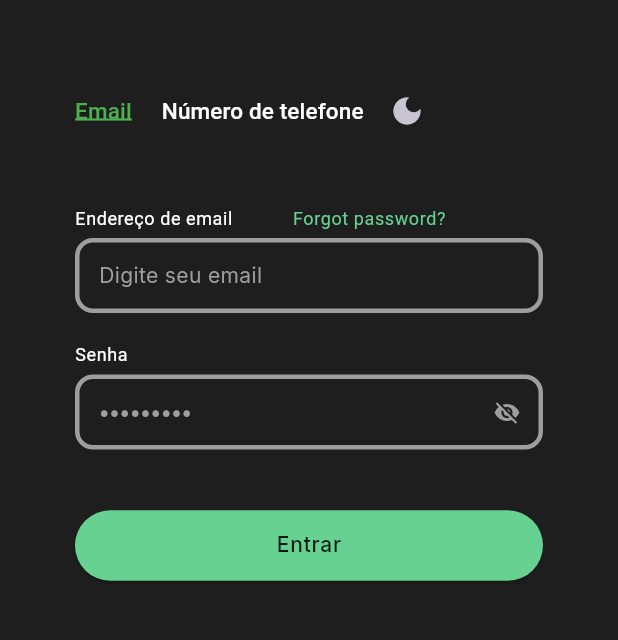
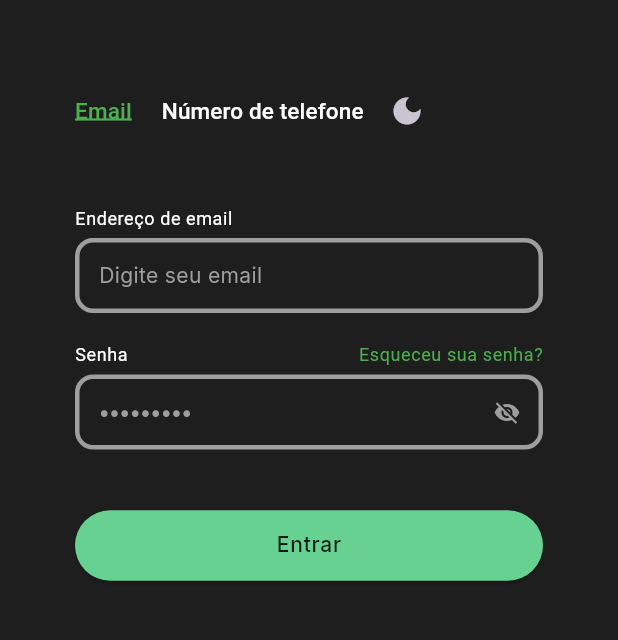
Before and after one commit to omatheusolegario/econance-app, a Flutter app: the screen it shows after launch, after a tap on "Entrar", on a phone screen of 412 x 824 dp, the part 176-816 px from its top. Run offline on Flutter 3.47's test engine with Material 3 defaults, Android fonts, the light colour scheme and no system bars; our stand-ins replace carousel_slider, firebase_auth, firebase_core, google_fonts, mask_text_input_formatter; accounts and stored records are empty; network calls fail.

Commit message:
setting up icon, add translation to a few snacks and login assets

```diff
--- a/lib/l10n/app_en.arb
+++ b/lib/l10n/app_en.arb
@@ -15,6 +15,9 @@
   "templateemail": "example@gmail.com",
   "password": "Password",
   "passwordinput": "•••••••••",
+  "forgotpassword": "Forgot password?",
+  "snackloginSuccess": "Login was successful!",
+  "snackloginError": "Login failed",
 
   "emailverification": "A verification email has been sent. Please check your email",
   "iverified": "I have verified",
--- a/lib/l10n/app_localizations.dart
+++ b/lib/l10n/app_localizations.dart
@@ -191,6 +191,24 @@ abstract class AppLocalizations {
   /// **'•••••••••'**
   String get passwordinput;
 
+  /// No description provided for @forgotpassword.
+  ///
+  /// In en, this message translates to:
+  /// **'Forgot password?'**
+  String get forgotpassword;
+
+  /// No description provided for @snackloginSuccess.
+  ///
+  /// In en, this message translates to:
+  /// **'Login was successful!'**
+  String get snackloginSuccess;
+
+  /// No description provided for @snackloginError.
+  ///
+  /// In en, this message translates to:
+  /// **'Login failed'**
+  String get snackloginError;
+
   /// No description provided for @emailverification.
   ///
   /// In en, this message translates to:
--- a/lib/l10n/app_pt.arb
+++ b/lib/l10n/app_pt.arb
@@ -15,6 +15,9 @@
   "templateemail": "exemplo@gmail.com",
   "password": "Senha",
   "passwordinput": "•••••••••",
+  "forgotpassword": "Esqueceu sua senha?",
+  "snackloginSuccess": "O login foi realizado com sucesso!",
+  "snackloginError": "O login falhou",
 
   "emailverification": "Um email de verificação foi enviado. Por favor cheque seu email.",
   "iverified": "Eu já verifiquei",
--- a/lib/login.dart
+++ b/lib/login.dart
@@ -45,7 +45,11 @@ class _LoginState extends State<Login> {
         );
       } else {
         ScaffoldMessenger.of(context).showSnackBar(
-          const SnackBar(content: Text('Login realizado com sucesso!')),
+          SnackBar(
+              content: Text(
+                  AppLocalizations.of(context)!.snackloginSuccess,
+              )
+                )
         );
 
         Navigator.pushReplacementNamed(context, '/');
@@ -53,7 +57,11 @@ class _LoginState extends State<Login> {
     } on FirebaseAuthException catch (e) {
       ScaffoldMessenger.of(
         context,
-      ).showSnackBar(SnackBar(content: Text(e.message ?? 'Erro ao logar')));
+      ).showSnackBar(SnackBar(content: Text(e.message ??  AppLocalizations.of(context)!.snackloginError,
+      ),
+      ),
+
+      );
     }
   }
 
@@ -64,8 +72,9 @@ class _LoginState extends State<Login> {
 
     return Scaffold(
       backgroundColor: theme.scaffoldBackgroundColor,
+      resizeToAvoidBottomInset: true,
       body: SafeArea(
-        child: Padding(
+        child: SingleChildScrollView(
           padding: const EdgeInsets.all(50),
           child: Column(
             crossAxisAlignment: CrossAxisAlignment.start,
@@ -166,23 +175,7 @@ class _LoginState extends State<Login> {
                   ),
 
                   const SizedBox(width: 40),
-                  TextButton(
-                    style: TextButton.styleFrom(
-                      alignment: AlignmentDirectional.bottomEnd,
-                      padding: EdgeInsets.zero,
-                      minimumSize: Size(0, 0),
-                      tapTargetSize: MaterialTapTargetSize.shrinkWrap,
-                    ),
-                    onPressed: () {
-                      Navigator.pushNamed(context, "/forgot-password");
-                    },
-                    child: Text(
-                      "Forgot password?",
-                      style: theme.textTheme.bodySmall?.copyWith(
-                        color: theme.primaryColor,
-                      ),
-                    ),
-                  ),
+
                 ],
               ),
               const SizedBox(height: 5),
@@ -201,12 +194,37 @@ class _LoginState extends State<Login> {
                 ),
               ),
               const SizedBox(height: 20),
-              Text(
-                AppLocalizations.of(context)!.password,
-                style: theme.textTheme.bodySmall?.copyWith(
-                  color: theme.textTheme.bodyMedium?.color,
-                ),
+
+
+              Row(
+                mainAxisAlignment: MainAxisAlignment.spaceBetween,
+                children: [
+                  Text(
+                    AppLocalizations.of(context)!.password,
+                    style: theme.textTheme.bodySmall?.copyWith(
+                      color: theme.textTheme.bodyMedium?.color,
+                    ),
+                  ),
+                  TextButton(
+                    style: TextButton.styleFrom(
+                      padding: EdgeInsets.zero,
+                      minimumSize: const Size(0, 0),
+                      tapTargetSize: MaterialTapTargetSize.shrinkWrap,
+
+                    ),
+                    onPressed: () {
+                      Navigator.pushNamed(context, "/forgot-password");
+                    },
+                    child: Text(
+                      AppLocalizations.of(context)!.forgotpassword,
+                      style: theme.textTheme.bodySmall?.copyWith(
+                        color: Colors.green,
+                      ),
+                    ),
+                  ),
+                ],
               ),
+
               const SizedBox(height: 5),
 
               TextField(
```
Also changed, not shown: lib/forgot_password.dart (+16 -7 lines), lib/l10n/app_localizations_en.dart (+9 -0 lines), lib/l10n/app_localizations_pt.dart (+9 -0 lines), pubspec.yaml (+9 -0 lines), pubspec.lock, 18 other files.
